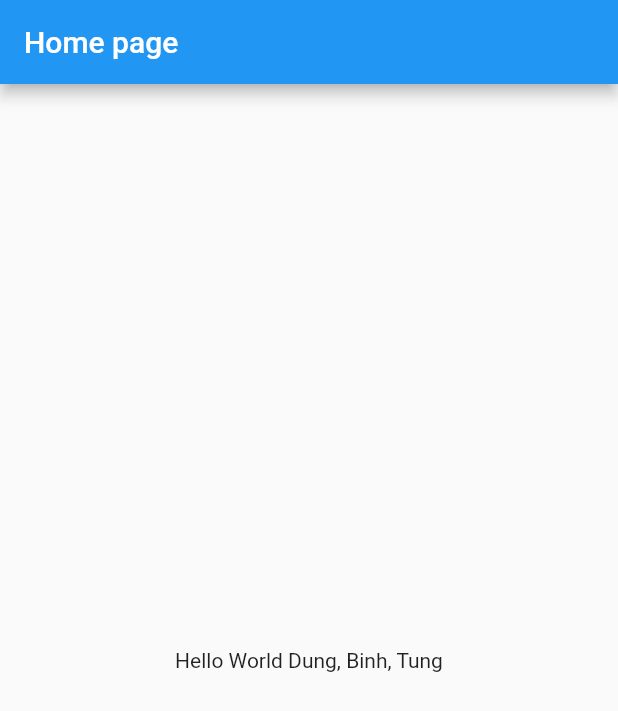
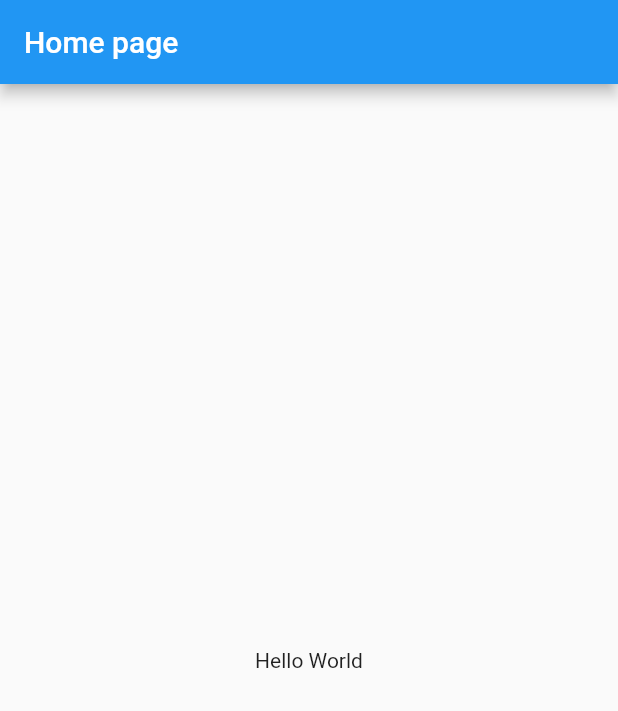
Before and after one commit to dunglongchan/Hello-World-Flutter, a Flutter app: the screen it shows after launch, on a phone screen of 412 x 824 dp. Shown: the top 711 px of the screen. Run offline on Flutter 3.47's test engine with Material 2 defaults, Android fonts, the light colour scheme and no system bars.

Commit message:
Update main.dart

```diff
--- a/week2/lib/main.dart
+++ b/week2/lib/main.dart
@@ -28,7 +28,7 @@ class MyHomePage extends StatelessWidget {
       body: Center(
           child:
           Text(
-            'Hello World Dung, Binh, Tung',
+            'Hello World',
           )
       ),
     );
```
